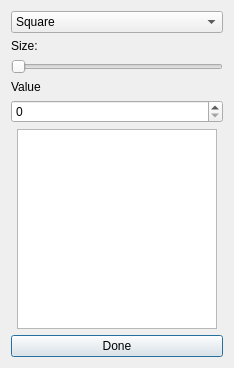
This is fredo/gui/brush_dialog.ui in fredo-editor/FreDo as Qt 5 draws it before an edit. The edited form follows.
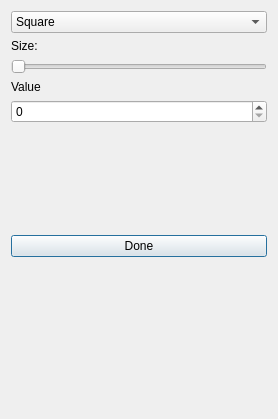
This is the edited form.

Commit message: Completed brush dialog box

Patch:
```diff
--- a/fredo/gui/brush_dialog.ui
+++ b/fredo/gui/brush_dialog.ui
@@ -6,8 +6,8 @@
    <rect>
     <x>0</x>
     <y>0</y>
-    <width>234</width>
-    <height>367</height>
+    <width>278</width>
+    <height>419</height>
    </rect>
   </property>
   <property name="windowTitle">
@@ -81,18 +81,18 @@
         </spacer>
        </item>
        <item>
-        <widget class="QGraphicsView" name="graphicsView">
+        <widget class="QLabel" name="brush_demo_label">
          <property name="minimumSize">
           <size>
-           <width>200</width>
-           <height>200</height>
+           <width>100</width>
+           <height>100</height>
           </size>
          </property>
-         <property name="maximumSize">
-          <size>
-           <width>200</width>
-           <height>200</height>
-          </size>
+         <property name="autoFillBackground">
+          <bool>false</bool>
+         </property>
+         <property name="text">
+          <string/>
          </property>
         </widget>
        </item>
```
Left out of the diff: 6 changed lines with no effect on the pictures. The commit also changes 5 other files.
